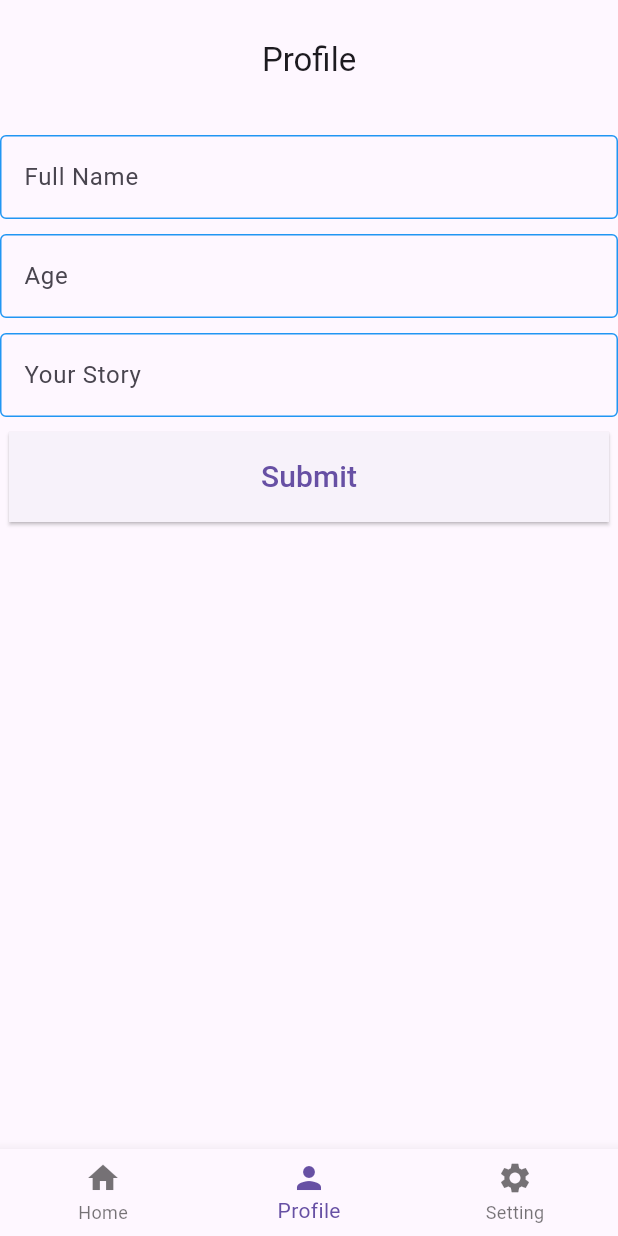
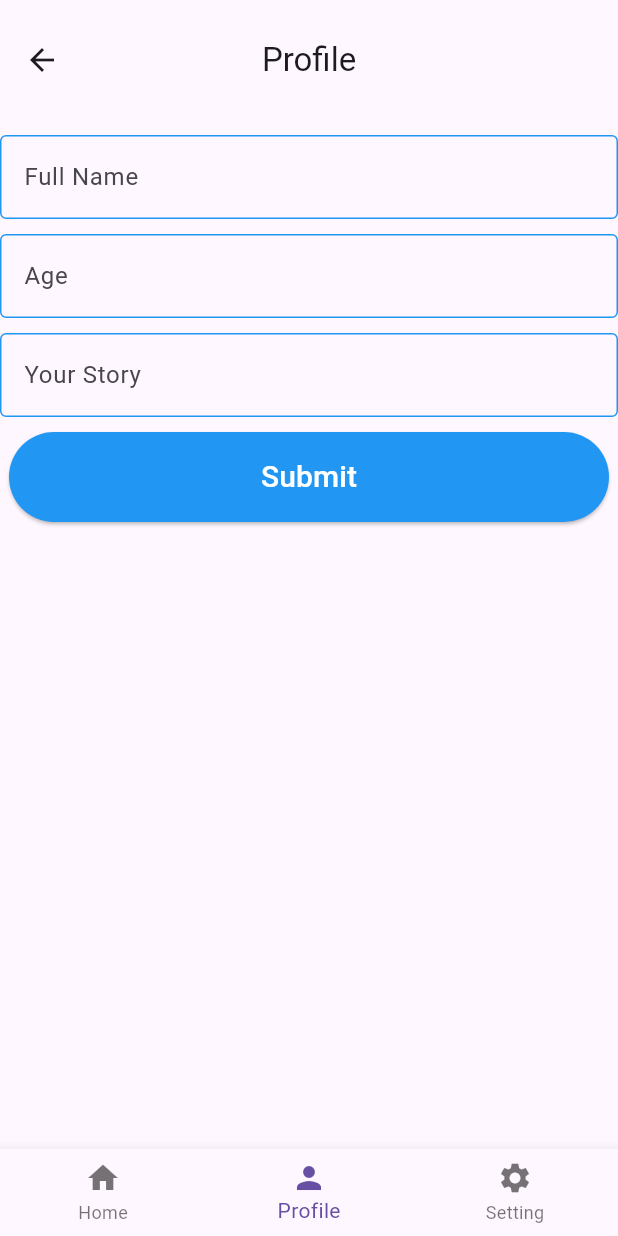
Before and after one commit to COSC481W-2024Winter/JARVIS, a Flutter app: the CustomBottomNavBar screen opened directly, item 2 of the bottom bar chosen, on a phone screen of 412 x 824 dp. Run offline on Flutter 3.47's test engine with Material 3 defaults, Android fonts, the phone set to English and light mode, and no system bars; our stand-ins replace firebase_core; accounts and stored records are empty.

Commit message:
Updated the code in lib regarding main, setting, profile so that each class has routes  functionality; added layout folders such as services, theme, widgets, assets; updated the README with explanations of the updates above; added a folder named module_design to store module design.

```diff
--- a/lib/main.dart
+++ b/lib/main.dart
@@ -1,30 +1,86 @@
 import 'package:flutter/material.dart';
-import 'customUIWidgets/CustomBottomNavBar.dart';
-import 'customUIWidgets/CustomHeader.dart';
+import 'widgets/CustomButton.dart';
+import 'profile.dart';
+import 'setting.dart';
 
-void main() => runApp(MaterialApp(home: CustomBottomNavBar()));
+void main() {
+  runApp(MyApp());
+}
+
+class MyApp extends StatelessWidget {
+  @override
+  Widget build(BuildContext context) {
+    return MaterialApp(
+      home: HomePage(),
+    );
+  }
+}
 
 class HomePage extends StatelessWidget {
   @override
   Widget build(BuildContext context) {
     return MaterialApp(
       home: Scaffold(
-        appBar: CustomAppBar(title: 'JARVIS'),
+        appBar: AppBar(
+          toolbarHeight: 80,
+          title: Text('JARVIS'),
+          centerTitle: true,
+          actions: <Widget>[
+            // Profile button
+            IconButton(
+              iconSize: 40,
+              icon: Icon(Icons.account_circle),
+              onPressed: () {
+                Navigator.push(
+                  context,
+                  MaterialPageRoute(builder: (context) => Profile()),
+                );
+              },
+            ),
+          ],
+        ),
         body: Center(
           child: Column(
             mainAxisSize: MainAxisSize.min,
             children: [
               // Microphone button
               ElevatedButton(
-                onPressed: () {
-
-                },
+                onPressed: () {},
                 child: Icon(
                   Icons.mic,
                   size: 60.0,
                 ),
                 style: ElevatedButton.styleFrom(
                   fixedSize: Size(200, 200),
+                  shape: CircleBorder(),
+                  padding: EdgeInsets.all(20),
+                  primary: Colors.blue,
+                ),
+              ),
+
+              SizedBox(height: 50),
+
+              // Email Summary buttons
+              CustomButton(
+                label: 'Click to listen email summary',
+                onPressed: () {},
+              ),
+
+              SizedBox(height: 50),
+
+              // Setting button
+              ElevatedButton(
+                onPressed: () {
+                  Navigator.push(
+                    context,
+                    MaterialPageRoute(builder: (context) => Setting()),
+                  );
+                },
+                child: Icon(
+                  Icons.settings,
+                  size: 30.0,
+                ),
+                style: ElevatedButton.styleFrom(
                   shape: CircleBorder(),
                   padding: EdgeInsets.all(20),
                   primary: Colors.blue,
--- a/lib/profile.dart
+++ b/lib/profile.dart
@@ -1,5 +1,6 @@
 import 'package:flutter/material.dart';
-import 'customUIWidgets/CustomHeader.dart';
+import 'widgets/CustomSubmitButton.dart';
+import 'widgets/CustomHeader.dart';
 
 class Profile extends StatelessWidget {
   final TextEditingController _textController = TextEditingController();
@@ -7,7 +8,9 @@ class Profile extends StatelessWidget {
   @override
   Widget build(BuildContext context) {
     return Scaffold(
-      appBar: CustomAppBar(title: 'Profile'),
+      appBar: CustomAppBar(
+        title: 'Profile',
+      ),
       body: Column(
         children: [
           SizedBox(height: 10),
@@ -69,18 +72,9 @@ class Profile extends StatelessWidget {
           SizedBox(height: 10),
 
           // Submit button
-          ElevatedButton(
+          CustomSubmitButton(
+            label: 'Submit',
             onPressed: () {},
-            child: Text(
-              'Submit',
-              style: TextStyle(fontSize: 20), // Larger font size
-            ),
-            style: ElevatedButton.styleFrom(
-              fixedSize: Size(400, 60),
-              shape: RoundedRectangleBorder(
-                borderRadius: BorderRadius.circular(0),
-              ),
-            ),
           ),
         ],
       ),
--- a/lib/customUIWidgets/CustomBottomNavBar.dart
+++ b/lib/widgets/CustomBottomNavBar.dart
@@ -5,9 +5,12 @@ import '../profile.dart';
 
 
 class CustomBottomNavBar extends StatefulWidget {
+  const CustomBottomNavBar({Key? key}) : super(key: key);
+
   @override
   _CustomBottomNavBarState createState() => _CustomBottomNavBarState();
 }
+
 
 class _CustomBottomNavBarState extends State<CustomBottomNavBar> {
   int _selectedIndex = 0;
--- /dev/null
+++ b/lib/widgets/CustomSubmitButton.dart
@@ -0,0 +1,29 @@
+import 'package:flutter/material.dart';
+
+class CustomSubmitButton extends StatelessWidget {
+  final String label;
+  final VoidCallback onPressed;
+
+  const CustomSubmitButton(
+      {Key? key, required this.label, required this.onPressed})
+      : super(key: key);
+
+  @override
+  Widget build(BuildContext context) {
+    return ElevatedButton(
+      onPressed: onPressed,
+      child: Text(
+        label,
+        style: TextStyle(fontSize: 20),
+      ),
+      style: ElevatedButton.styleFrom(
+        fixedSize: Size(400, 60),
+        primary: Colors.blue, // Background color
+        onPrimary: Colors.white, // Text Color (Foreground color)
+        shape: RoundedRectangleBorder(
+          borderRadius: BorderRadius.circular(100),
+        ),
+      ),
+    );
+  }
+}
```
Also changed, not shown: lib/setting.dart (+5 -3 lines), lib/widgets/CustomButton.dart (renamed from lib/customUIWidgets/CustomButton.dart), lib/widgets/CustomHeader.dart (renamed from lib/customUIWidgets/CustomHeader.dart), module_design/module design 1.png (added), module_design/module design 2.png (added), 2 other files.
